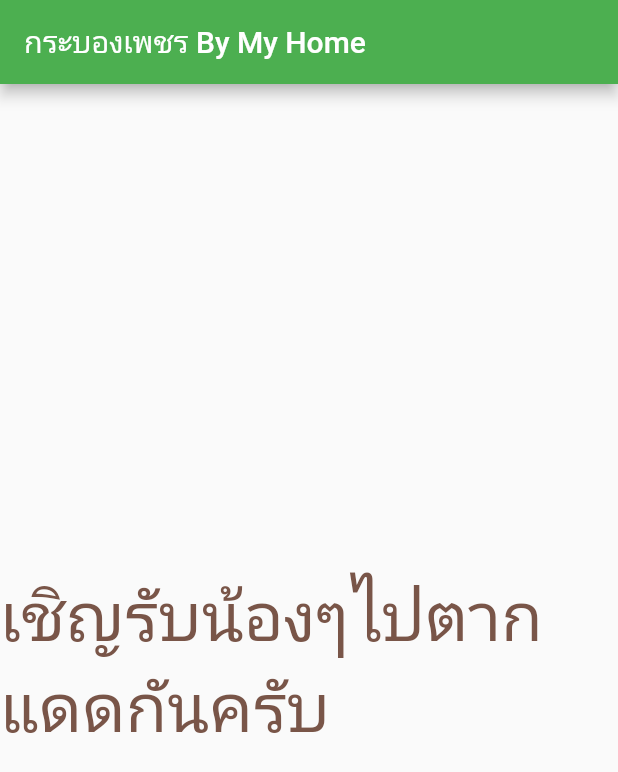
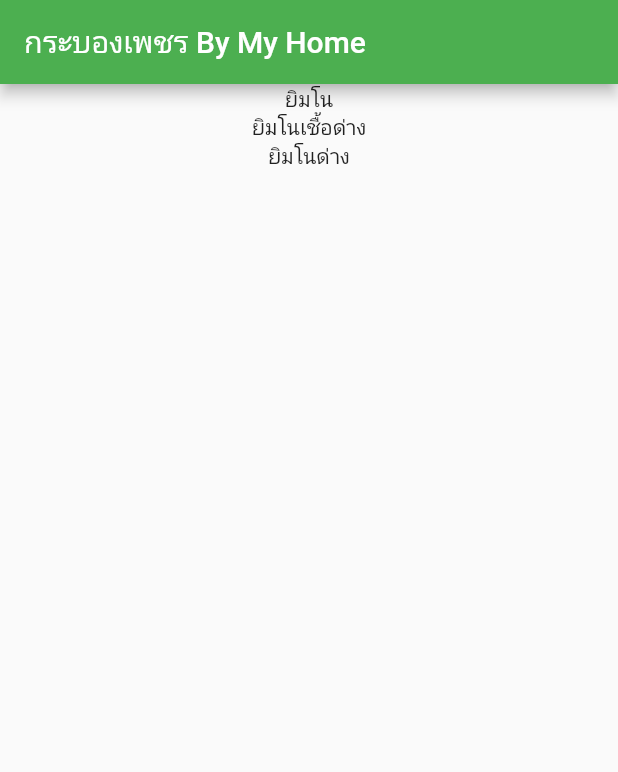
Before and after one commit to Somkairt/ProjectF, a Flutter app: the screen it shows after launch, on a phone screen of 412 x 824 dp. Shown: the top 772 px of the screen. Run offline on Flutter 3.47's test engine with Material 2 defaults, Android fonts, the phone set to English and light mode, and no system bars.

Commit message:
กำหนดแนวตั้ง

```diff
--- a/lib/main.dart
+++ b/lib/main.dart
@@ -16,9 +16,12 @@ class MyApp extends StatelessWidget {
             title: Text("กระบองเพชร By My Home"),
           ),
           body: Center(
-            child: Text(
-              "เชิญรับน้องๆไปตากแดดกันครับ",
-              style: TextStyle(fontSize: 45, color: Colors.brown),
+            child: Column(
+              children: [
+                Text("ยิมโน"),
+                Text("ยิมโนเชื้อด่าง"),
+                Text("ยิมโนด่าง"),
+              ],
             ),
           ),
         ),
```
